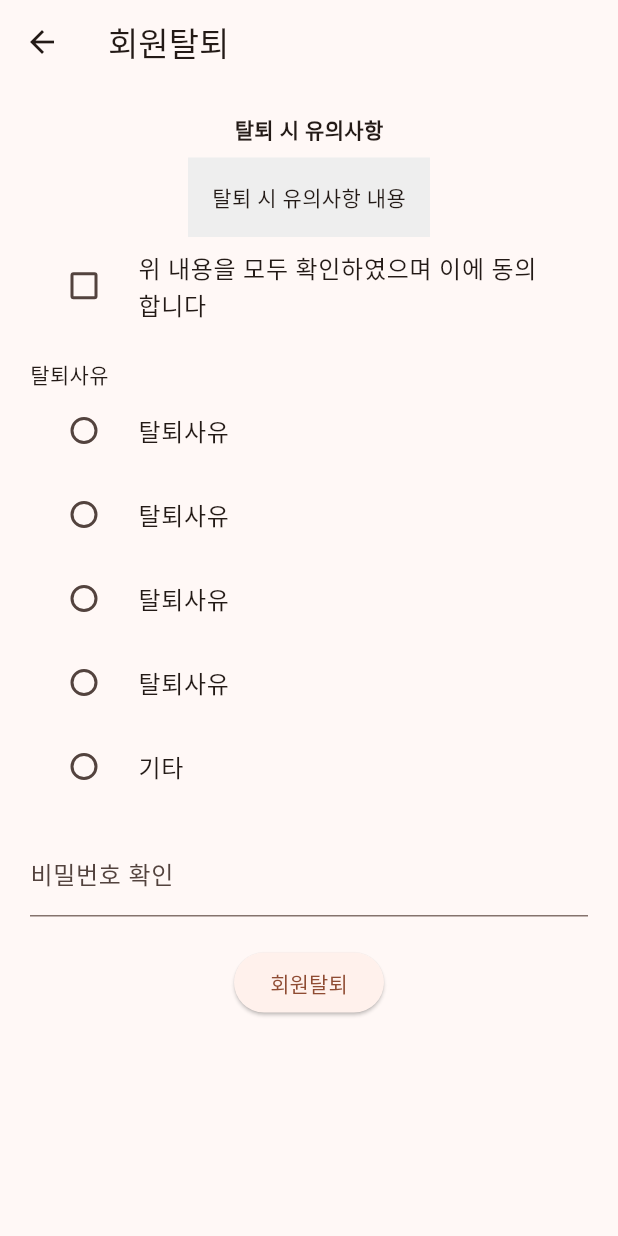
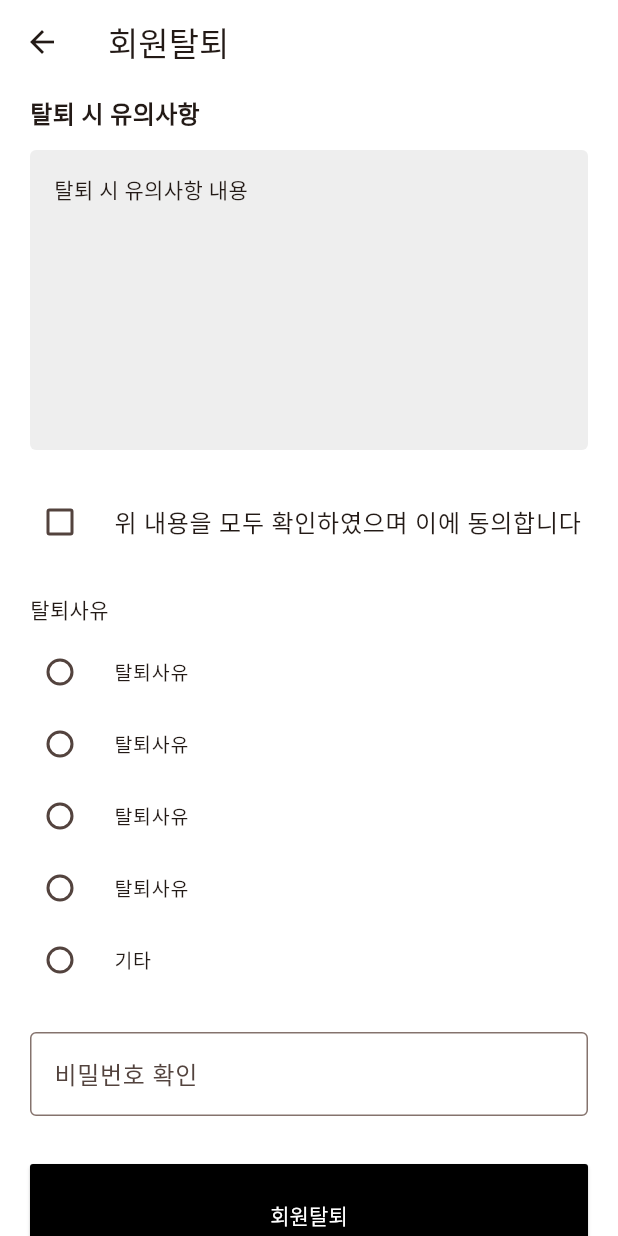
Before and after one commit to doyoon323/BrownSkin-Project, a Flutter app: the WithdrawalPage screen opened directly, on a phone screen of 412 x 824 dp. Run offline on Flutter 3.47's test engine with Material 3 defaults, Android fonts, the phone set to English and light mode, and no system bars; our stand-ins replace geolocator, google_maps_flutter, percent_indicator, shared_preferences; accounts and stored records are empty.

Commit message:
fix : 회원탈퇴 UI 수정

```diff
--- a/lib/common/mypage/home.dart
+++ b/lib/common/mypage/home.dart
@@ -2,7 +2,7 @@ import 'package:brownskin_app/common/mypage/profile.dart';
 import 'package:flutter/material.dart';
 
 import 'announcement.dart';
-import 'info.dart';
+import 'policy.dart';
 
 class MyPageScreen extends StatelessWidget {
   const MyPageScreen({super.key});
--- a/lib/common/mypage/set_password.dart
+++ b/lib/common/mypage/set_password.dart
@@ -45,8 +45,7 @@ class ChangePasswordPage extends StatelessWidget {
               width: double.infinity,
               child: ElevatedButton(
                 onPressed: () {
-                  Navigator.push(context,
-                      MaterialPageRoute(builder: (_) =>  EditProfilePage()));
+                  Navigator.pop(context);
                 },
                 style: ElevatedButton.styleFrom(
                   backgroundColor: Colors.black,
--- a/lib/common/mypage/withdraw.dart
+++ b/lib/common/mypage/withdraw.dart
@@ -14,44 +14,94 @@ class _WithdrawalPageState extends State<WithdrawalPage> {
   @override
   Widget build(BuildContext context) {
     return Scaffold(
-      appBar: AppBar(title: const Text('회원탈퇴')),
+      backgroundColor: Colors.white,
+      appBar: AppBar(
+          backgroundColor: Colors.white,
+          title: const Text('회원탈퇴')
+      ),
       body: SingleChildScrollView(
-        padding: const EdgeInsets.all(20),
-        child: Column(
+      padding: const EdgeInsets.symmetric(horizontal: 20, vertical: 8),
+        child:Column(
+          crossAxisAlignment: CrossAxisAlignment.start, // <-- 좌측 정렬
           children: [
-            const Text('탈퇴 시 유의사항', style: TextStyle(fontWeight: FontWeight.bold)),
-            const SizedBox(height: 8),
+            const Text(
+              '탈퇴 시 유의사항',
+              style: TextStyle(
+                fontWeight: FontWeight.bold,
+                fontSize: 16,
+              ),
+            ),
+            const SizedBox(height: 12),
+
             Container(
-              color: Colors.grey[200],
+              width: double.infinity,
+              height: 200,
               padding: const EdgeInsets.all(16),
+              decoration: BoxDecoration(
+                color: Colors.grey[200],
+                borderRadius: BorderRadius.circular(4),
+              ),
               child: const Text('탈퇴 시 유의사항 내용'),
             ),
+            const SizedBox(height: 20),
+
             CheckboxListTile(
               value: agreed,
               onChanged: (v) => setState(() => agreed = v ?? false),
               title: const Text('위 내용을 모두 확인하였으며 이에 동의합니다'),
               controlAffinity: ListTileControlAffinity.leading,
+              contentPadding: EdgeInsets.zero,
             ),
-            const SizedBox(height: 16),
-            const Align(alignment: Alignment.centerLeft, child: Text('탈퇴사유')),
+
+            const SizedBox(height: 20),
+            const Text(
+              '탈퇴사유',
+              style: TextStyle(fontSize: 14, fontWeight: FontWeight.w500),
+            ),
+            const SizedBox(height: 8),
+
+            // 탈퇴 사유 목록
             for (int i = 0; i < 5; i++)
               RadioListTile(
                 title: Text(i < 4 ? '탈퇴사유' : '기타'),
                 value: i,
                 groupValue: selectedReason,
                 onChanged: (v) => setState(() => selectedReason = v),
+                contentPadding: EdgeInsets.zero,
+                dense: true,
               ),
+
             if (selectedReason == 4)
-              const TextField(decoration: InputDecoration(hintText: '기타 사유 입력')),
-            const SizedBox(height: 16),
-            const TextField(decoration: InputDecoration(labelText: '비밀번호 확인')),
-            const SizedBox(height: 20),
-            ElevatedButton(
-              onPressed: () {
-                // 회원 탈퇴 처리
-              },
-              child: const Text('회원탈퇴'),
-            )
+              const Padding(
+                padding: EdgeInsets.only(top: 12),
+                child: TextField(
+                  decoration: InputDecoration(
+                    hintText: '기타 사유 입력',
+                    border: OutlineInputBorder(),
+                  ),
+                ),
+              ),
+
+            const SizedBox(height: 24),
+            const TextField(
+              decoration: InputDecoration(labelText: '비밀번호 확인', border: OutlineInputBorder(),),
+            ),
+            const SizedBox(height: 32),
+            SizedBox(
+              width: double.infinity,
+              child: ElevatedButton(
+                onPressed: () {
+                  Navigator.pop(context);
+                },
+                style: ElevatedButton.styleFrom(
+                  backgroundColor: Colors.black,
+                  foregroundColor: Colors.white,
+                  padding: const EdgeInsets.symmetric(vertical: 24),
+                  shape: RoundedRectangleBorder(borderRadius: BorderRadius.circular(2)),
+                ),
+                child: const Text('회원탈퇴'),
+              ),
+            ),
           ],
         ),
       ),
--- a/lib/pages/agriculture/home_agriculture.dart
+++ b/lib/pages/agriculture/home_agriculture.dart
@@ -668,7 +668,6 @@ class AgriHomeState extends State<AgriHome> with TickerProviderStateMixin, Widge
                 ),
               ),
 
-
               OutlinedButton(
                 onPressed: () {
                   showHistoryPreviewUI(context, item['type'], item['name']);
```
Also changed, not shown: lib/common/mypage/policy.dart (renamed from lib/common/mypage/info.dart), 1 other file.
